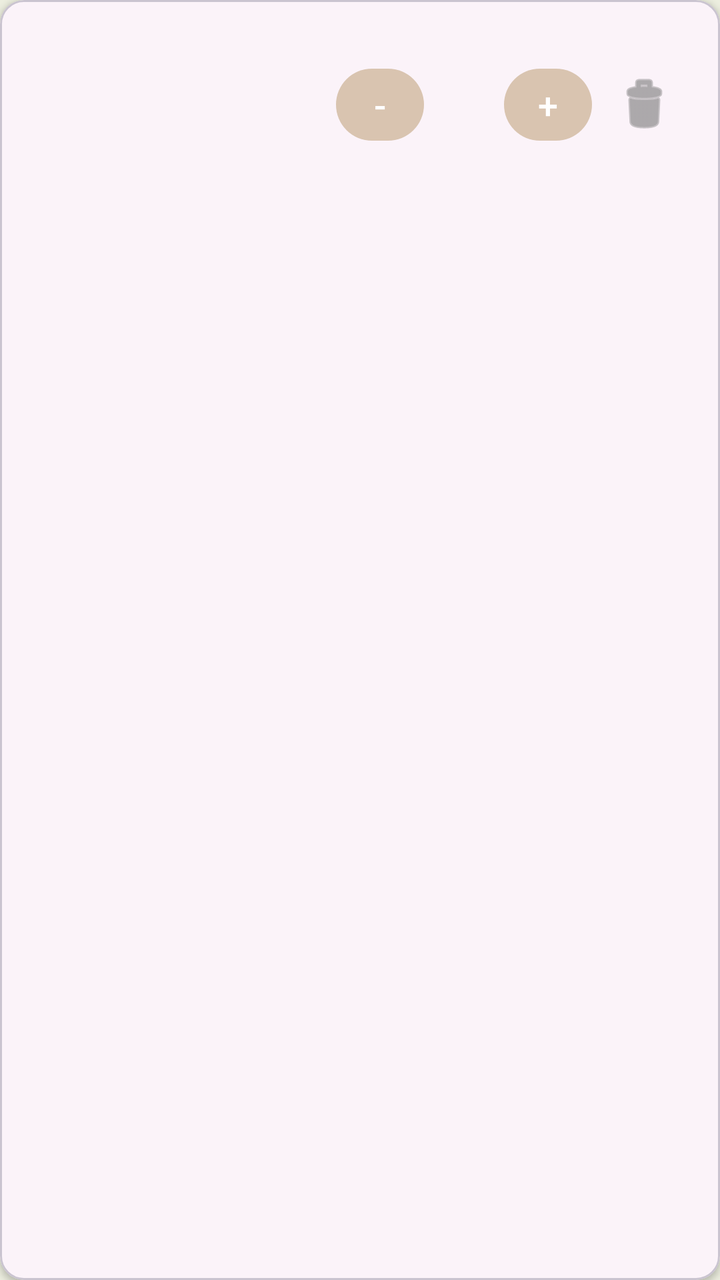
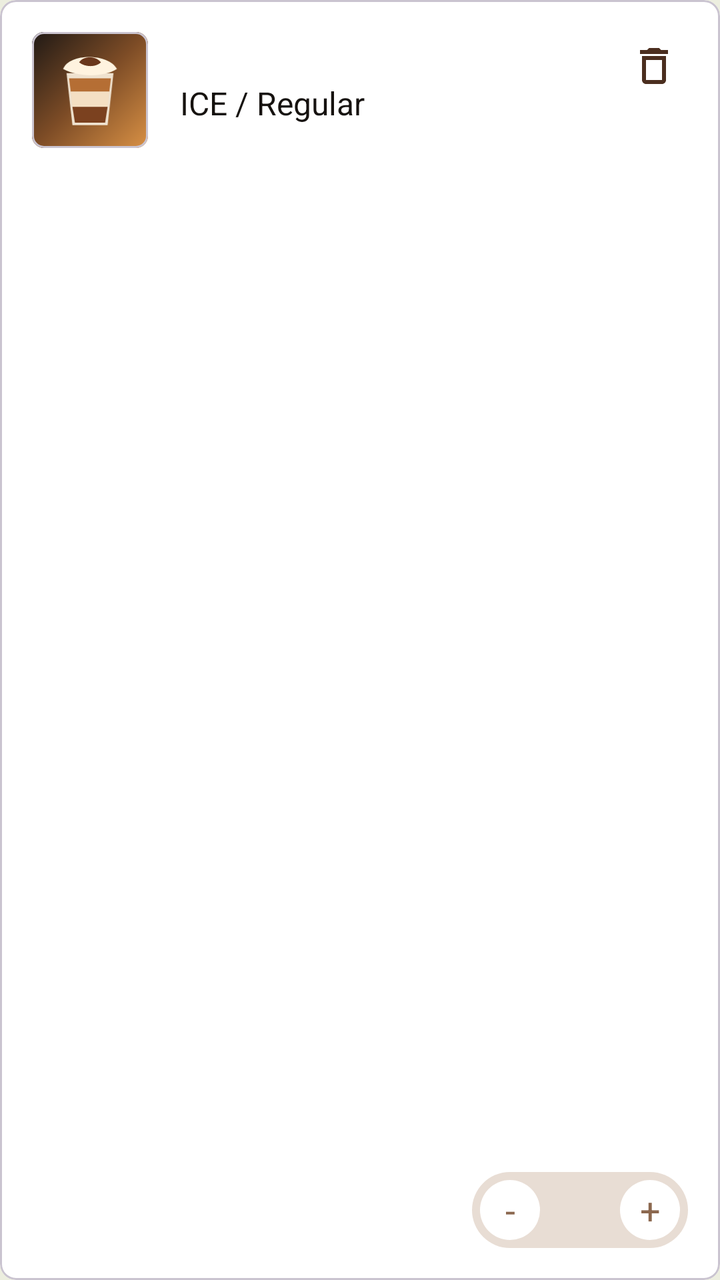

Two renders of the same Android screen: before a commit and after it. Below are the layout's source before the change and the commit's diff.
<!-- AndroidManifest.xml: application theme Theme.Payclient -->
<!-- res/layout/item_cart.xml -->
<?xml version="1.0" encoding="utf-8"?>
<com.google.android.material.card.MaterialCardView
    xmlns:android="http://schemas.android.com/apk/res/android"
    xmlns:app="http://schemas.android.com/apk/res-auto"
    android:layout_width="match_parent"
    android:layout_height="wrap_content"
    android:layout_margin="8dp"
    app:cardCornerRadius="12dp"
    app:cardElevation="2dp">

    <LinearLayout
        android:layout_width="match_parent"
        android:layout_height="wrap_content"
        android:gravity="center_vertical"
        android:orientation="horizontal"
        android:padding="16dp">

        <LinearLayout
            android:layout_width="0dp"
            android:layout_height="wrap_content"
            android:layout_weight="1"
            android:orientation="vertical">

            <TextView
                android:id="@+id/tv_cart_menu_name"
                android:layout_width="match_parent"
                android:layout_height="wrap_content"
                android:textColor="#222222"
                android:textSize="16sp"
                android:textStyle="bold" />

            <TextView
                android:id="@+id/tv_cart_menu_price"
                android:layout_width="match_parent"
                android:layout_height="wrap_content"
                android:layout_marginTop="4dp"
                android:textColor="#777777"
                android:textSize="14sp" />

            <TextView
                android:id="@+id/tv_cart_item_total"
                android:layout_width="match_parent"
                android:layout_height="wrap_content"
                android:layout_marginTop="8dp"
                android:textColor="#FF5A5F"
                android:textSize="15sp"
                android:textStyle="bold" />
        </LinearLayout>

        <LinearLayout
            android:layout_width="wrap_content"
            android:layout_height="wrap_content"
            android:gravity="center"
            android:orientation="horizontal">

            <Button
                android:id="@+id/btn_decrease"
                android:layout_width="44dp"
                android:layout_height="44dp"
                android:minWidth="0dp"
                android:padding="0dp"
                android:text="-"
                android:textSize="18sp" />

            <TextView
                android:id="@+id/tv_cart_quantity"
                android:layout_width="40dp"
                android:layout_height="44dp"
                android:gravity="center"
                android:textColor="#333333"
                android:textSize="16sp"
                android:textStyle="bold" />

            <Button
                android:id="@+id/btn_increase"
                android:layout_width="44dp"
                android:layout_height="44dp"
                android:minWidth="0dp"
                android:padding="0dp"
                android:text="+"
                android:textSize="18sp" />

            <ImageButton
                android:id="@+id/btn_remove"
                android:layout_width="44dp"
                android:layout_height="44dp"
                android:layout_marginStart="4dp"
                android:background="?attr/selectableItemBackgroundBorderless"
                android:contentDescription="삭제"
                android:src="@android:drawable/ic_menu_delete"
                app:tint="#777777" />
        </LinearLayout>
    </LinearLayout>
</com.google.android.material.card.MaterialCardView>
<!-- resources referenced by this layout -->
<resources>
  <style name="Theme.Payclient" parent="Base.Theme.Payclient" />
  <style name="Base.Theme.Payclient" parent="Theme.Material3.DayNight.NoActionBar">
          
          <item name="colorPrimary">@color/beige</item>
          <item name="android:windowBackground">@color/baby_blue</item>
      </style>
  <color name="beige">#D9C4B0</color>
  <color name="baby_blue">#ECEEDF</color>
</resources>

<!-- the commit's change to res/layout/item_cart.xml (unified diff, before → after) -->
@@ -3,92 +3,148 @@
     xmlns:android="http://schemas.android.com/apk/res/android"
     xmlns:app="http://schemas.android.com/apk/res-auto"
     android:layout_width="match_parent"
-    android:layout_height="wrap_content"
-    android:layout_margin="8dp"
-    app:cardCornerRadius="12dp"
-    app:cardElevation="2dp">
+    android:layout_height="160dp"
+    android:layout_marginStart="6dp"
+    android:layout_marginEnd="6dp"
+    android:layout_marginBottom="16dp"
+    app:cardBackgroundColor="@color/white"
+    app:cardCornerRadius="8dp"
+    app:cardElevation="0dp">
 
-    <LinearLayout
+    <androidx.constraintlayout.widget.ConstraintLayout
         android:layout_width="match_parent"
-        android:layout_height="wrap_content"
-        android:gravity="center_vertical"
-        android:orientation="horizontal"
+        android:layout_height="match_parent"
         android:padding="16dp">
 
-        <LinearLayout
+        <com.google.android.material.card.MaterialCardView
+            android:id="@+id/card_cart_image"
+            android:layout_width="58dp"
+            android:layout_height="58dp"
+            app:cardCornerRadius="6dp"
+            app:cardElevation="0dp"
+            app:layout_constraintStart_toStartOf="parent"
+            app:layout_constraintTop_toTopOf="parent">
+
+            <FrameLayout
+                android:layout_width="match_parent"
+                android:layout_height="match_parent"
+                android:background="@drawable/bg_latte_menu">
+
+                <ImageView
+                    android:id="@+id/iv_cart_menu_image"
+                    android:layout_width="52dp"
+                    android:layout_height="52dp"
+                    android:layout_gravity="center"
+                    android:contentDescription="@null"
+                    android:src="@drawable/ic_latte_cup" />
+            </FrameLayout>
+        </com.google.android.material.card.MaterialCardView>
+
+        <TextView
+            android:id="@+id/tv_cart_menu_name"
             android:layout_width="0dp"
             android:layout_height="wrap_content"
-            android:layout_weight="1"
-            android:orientation="vertical">
+            android:layout_marginStart="16dp"
+            android:layout_marginEnd="34dp"
+            android:ellipsize="end"
+            android:maxLines="1"
+            android:textColor="@color/text_primary"
+            android:textSize="16sp"
+            app:layout_constraintEnd_toEndOf="parent"
+            app:layout_constraintStart_toEndOf="@id/card_cart_image"
+            app:layout_constraintTop_toTopOf="@id/card_cart_image" />
+
+        <TextView
+            android:id="@+id/tv_cart_option"
+            android:layout_width="0dp"
+            android:layout_height="wrap_content"
+            android:layout_marginStart="16dp"
+            android:layout_marginTop="3dp"
+            android:layout_marginEnd="34dp"
+            android:ellipsize="end"
+            android:maxLines="1"
+            android:text="ICE / Regular"
+            android:textColor="@color/text_primary"
+            android:textSize="16sp"
+            app:layout_constraintEnd_toEndOf="parent"
+            app:layout_constraintStart_toEndOf="@id/card_cart_image"
+            app:layout_constraintTop_toBottomOf="@id/tv_cart_menu_name" />
+
+        <TextView
+            android:id="@+id/tv_cart_menu_price"
+            android:layout_width="0dp"
+            android:layout_height="wrap_content"
+            android:layout_marginStart="16dp"
+            android:layout_marginTop="3dp"
+            android:layout_marginEnd="34dp"
+            android:textColor="@color/coffee_brown"
+            android:textSize="15sp"
+            app:layout_constraintEnd_toEndOf="parent"
+            app:layout_constraintStart_toEndOf="@id/card_cart_image"
+            app:layout_constraintTop_toBottomOf="@id/tv_cart_option" />
+
+        <ImageButton
+            android:id="@+id/btn_remove"
+            android:layout_width="34dp"
+            android:layout_height="34dp"
+            android:background="?attr/selectableItemBackgroundBorderless"
+            android:contentDescription="삭제"
+            android:padding="7dp"
+            android:src="@drawable/ic_delete_outline"
+            app:tint="@color/coffee_brown_dark"
+            app:layout_constraintEnd_toEndOf="parent"
+            app:layout_constraintTop_toTopOf="parent" />
+
+        <TextView
+            android:id="@+id/tv_cart_item_total"
+            android:layout_width="0dp"
+            android:layout_height="wrap_content"
+            android:layout_marginEnd="12dp"
+            android:textColor="@color/coffee_brown"
+            android:textSize="16sp"
+            app:layout_constraintBottom_toBottomOf="@id/layout_quantity_control"
+            app:layout_constraintEnd_toStartOf="@id/layout_quantity_control"
+            app:layout_constraintStart_toStartOf="parent"
+            app:layout_constraintTop_toTopOf="@id/layout_quantity_control" />
+
+        <LinearLayout
+            android:id="@+id/layout_quantity_control"
+            android:layout_width="108dp"
+            android:layout_height="38dp"
+            android:background="@drawable/bg_quantity_stepper"
+            android:gravity="center"
+            android:orientation="horizontal"
+            android:padding="4dp"
+            app:layout_constraintBottom_toBottomOf="parent"
+            app:layout_constraintEnd_toEndOf="parent">
 
             <TextView
-                android:id="@+id/tv_cart_menu_name"
-                android:layout_width="match_parent"
-                android:layout_height="wrap_content"
-                android:textColor="#222222"
-                android:textSize="16sp"
-                android:textStyle="bold" />
-
-            <TextView
-                android:id="@+id/tv_cart_menu_price"
-                android:layout_width="match_parent"
-                android:layout_height="wrap_content"
-                android:layout_marginTop="4dp"
-                android:textColor="#777777"
-                android:textSize="14sp" />
-
-            <TextView
-                android:id="@+id/tv_cart_item_total"
-                android:layout_width="match_parent"
-                android:layout_height="wrap_content"
-                android:layout_marginTop="8dp"
-                android:textColor="#FF5A5F"
-                android:textSize="15sp"
-                android:textStyle="bold" />
-        </LinearLayout>
-
-        <LinearLayout
-            android:layout_width="wrap_content"
-            android:layout_height="wrap_content"
-            android:gravity="center"
-            android:orientation="horizontal">
-
-            <Button
                 android:id="@+id/btn_decrease"
-                android:layout_width="44dp"
-                android:layout_height="44dp"
-                android:minWidth="0dp"
-                android:padding="0dp"
+                android:layout_width="30dp"
+                android:layout_height="30dp"
+                android:background="@drawable/bg_qty_button"
+                android:gravity="center"
                 android:text="-"
+                android:textColor="@color/coffee_brown"
                 android:textSize="18sp" />
 
             <TextView
                 android:id="@+id/tv_cart_quantity"
                 android:layout_width="40dp"
-                android:layout_height="44dp"
+                android:layout_height="30dp"
                 android:gravity="center"
-                android:textColor="#333333"
-                android:textSize="16sp"
-                android:textStyle="bold" />
+                android:textColor="@color/coffee_brown_dark"
+                android:textSize="14sp" />
 
-            <Button
+            <TextView
                 android:id="@+id/btn_increase"
-                android:layout_width="44dp"
-                android:layout_height="44dp"
-                android:minWidth="0dp"
-                android:padding="0dp"
+                android:layout_width="30dp"
+                android:layout_height="30dp"
+                android:background="@drawable/bg_qty_button"
+                android:gravity="center"
                 android:text="+"
+                android:textColor="@color/coffee_brown"
                 android:textSize="18sp" />
-
-            <ImageButton
-                android:id="@+id/btn_remove"
-                android:layout_width="44dp"
-                android:layout_height="44dp"
-                android:layout_marginStart="4dp"
-                android:background="?attr/selectableItemBackgroundBorderless"
-                android:contentDescription="삭제"
-                android:src="@android:drawable/ic_menu_delete"
-                app:tint="#777777" />
         </LinearLayout>
-    </LinearLayout>
+    </androidx.constraintlayout.widget.ConstraintLayout>
 </com.google.android.material.card.MaterialCardView>
<!-- resource entries referenced after the edit -->
@@ -1,5 +1,62 @@
 <!-- resources referenced by this layout -->
 <resources>
+  <color name="coffee_brown">#8B674E</color>
+  <color name="coffee_brown_dark">#4B2E1F</color>
+  <color name="text_primary">#16120F</color>
+  <color name="white">#FFFFFFFF</color>
+  <!-- drawable bg_latte_menu (drawable) -->
+  <?xml version="1.0" encoding="utf-8"?>
+  <layer-list xmlns:android="http://schemas.android.com/apk/res/android">
+      <item>
+          <shape>
+              <gradient
+                  android:angle="315"
+                  android:startColor="#1F1915"
+                  android:centerColor="#7D4C26"
+                  android:endColor="#D99145" />
+          </shape>
+      </item>
+      <item android:left="118dp" android:top="14dp" android:right="0dp" android:bottom="34dp">
+          <shape android:shape="oval">
+              <solid android:color="#4DFFFFFF" />
+          </shape>
+      </item>
+  </layer-list>
+  <!-- drawable bg_qty_button (drawable) -->
+  <?xml version="1.0" encoding="utf-8"?>
+  <shape xmlns:android="http://schemas.android.com/apk/res/android"
+      android:shape="oval">
+      <solid android:color="@color/white" />
+  </shape>
+  <!-- drawable bg_quantity_stepper (drawable) -->
+  <?xml version="1.0" encoding="utf-8"?>
+  <shape xmlns:android="http://schemas.android.com/apk/res/android">
+      <corners android:radius="19dp" />
+      <solid android:color="#E8DDD4" />
+  </shape>
+  <!-- drawable ic_delete_outline (drawable) -->
+  <vector xmlns:android="http://schemas.android.com/apk/res/android"
+      android:width="24dp"
+      android:height="24dp"
+      android:viewportWidth="24"
+      android:viewportHeight="24">
+      <path
+          android:fillColor="#FF000000"
+          android:pathData="M6,19C6,20.1 6.9,21 8,21H16C17.1,21 18,20.1 18,19V7H6V19ZM8,9H16V19H8V9ZM15.5,4L14.5,3H9.5L8.5,4H5V6H19V4H15.5Z" />
+  </vector>
+  <!-- drawable ic_latte_cup (drawable) -->
+  <vector xmlns:android="http://schemas.android.com/apk/res/android"
+      android:width="112dp"
+      android:height="124dp"
+      android:viewportWidth="112"
+      android:viewportHeight="124">
+      <path android:fillColor="#EFE2CF" android:pathData="M28,42 L84,42 L77,104 L35,104 Z" />
+      <path android:fillColor="#B56E34" android:pathData="M31,48 L81,48 L79,64 L33,64 Z" />
+      <path android:fillColor="#F4DFC3" android:pathData="M33,64 L79,64 L77,82 L35,82 Z" />
+      <path android:fillColor="#7B411F" android:pathData="M35,82 L77,82 L74,101 L38,101 Z" />
+      <path android:fillColor="#FFF3DF" android:pathData="M24,37 C31,18 78,18 88,37 C72,47 43,47 24,37 Z" />
+      <path android:fillColor="#6A371B" android:pathData="M43,29 C48,21 63,21 69,29 C63,35 50,35 43,29 Z" />
+  </vector>
   <style name="Theme.Payclient" parent="Base.Theme.Payclient" />
   <style name="Base.Theme.Payclient" parent="Theme.Material3.DayNight.NoActionBar">
           
